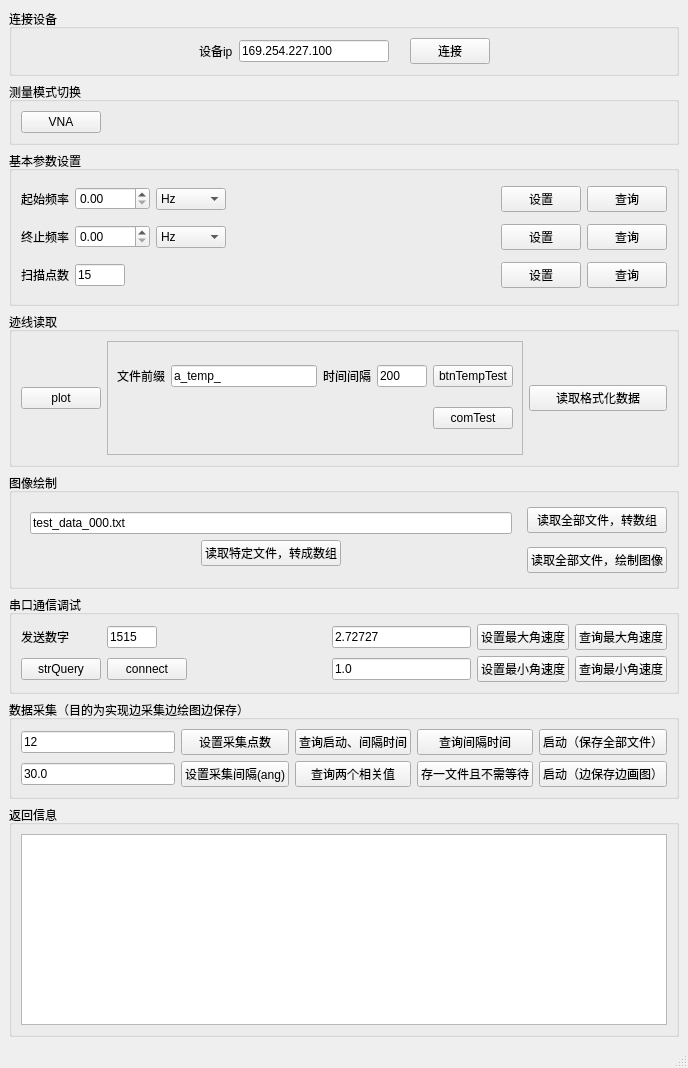
First picture: the form in mainwindow.ui, repository J4nnA/janna_51, before the edit.
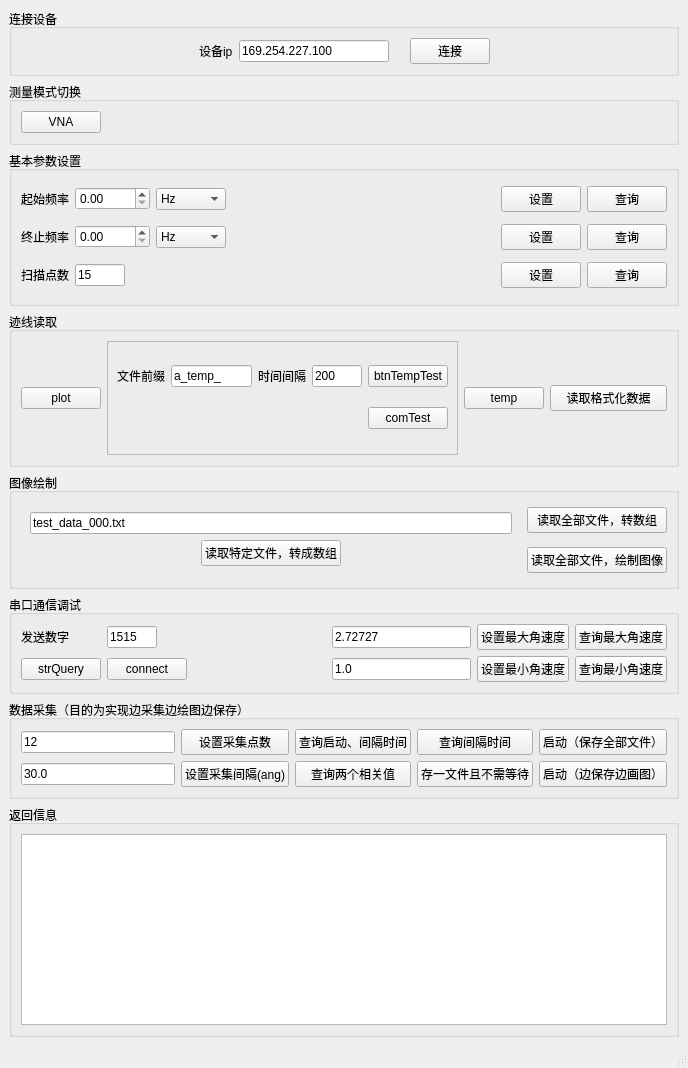
Second picture: the form after the edit.

Patch:
```diff
--- a/mainwindow.ui
+++ b/mainwindow.ui
@@ -432,6 +432,13 @@
          </layout>
         </widget>
        </item>
+       <item>
+        <widget class="QPushButton" name="pushButton">
+         <property name="text">
+          <string>temp</string>
+         </property>
+        </widget>
+       </item>
        <item>
         <widget class="QPushButton" name="btnReadFormatData">
          <property name="sizePolicy">
```
